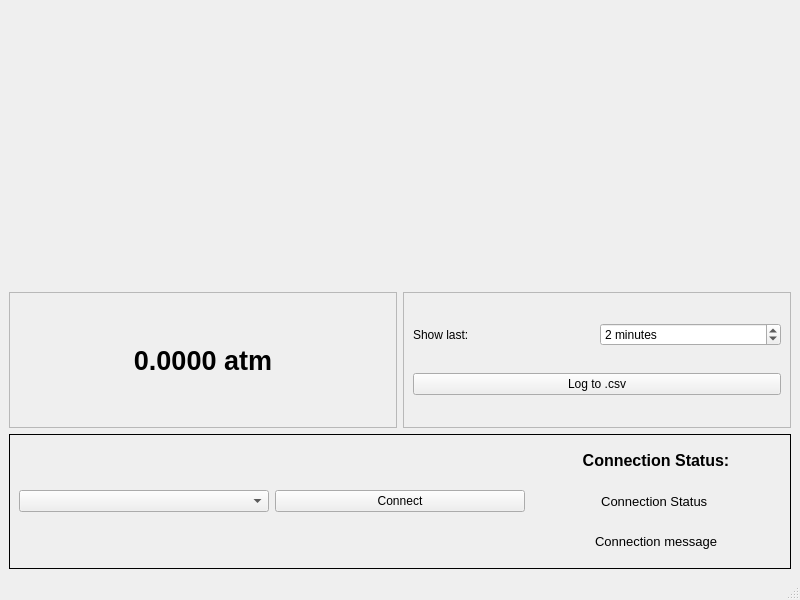
Before: the Qt Designer form app/ui/mainwindow.ui in SpencerMarquardt/PressureLogger, drawn with Qt 5.
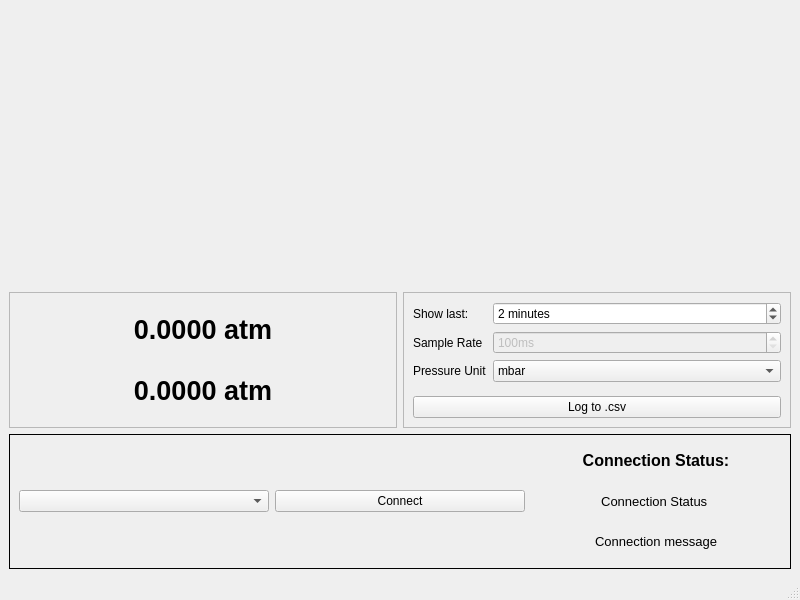
After: the same form once the commit is applied. Custom widgets are drawn as their Qt base class.

Commit message:
Update model view and display 2 pressures
This all works well enough

What changed in the file:
```diff
--- a/app/ui/mainwindow.ui
+++ b/app/ui/mainwindow.ui
@@ -32,7 +32,23 @@
           </property>
           <layout class="QVBoxLayout" name="verticalLayout">
            <item>
-            <widget class="QLabel" name="pressureDisplay">
+            <widget class="QLabel" name="pressureDisplay_0">
+             <property name="font">
+              <font>
+               <pointsize>20</pointsize>
+               <bold>true</bold>
+              </font>
+             </property>
+             <property name="text">
+              <string>0.0000 atm</string>
+             </property>
+             <property name="alignment">
+              <set>Qt::AlignCenter</set>
+             </property>
+            </widget>
+           </item>
+           <item>
+            <widget class="QLabel" name="pressureDisplay_1">
              <property name="font">
               <font>
                <pointsize>20</pointsize>
@@ -60,15 +76,15 @@
           </property>
           <layout class="QVBoxLayout" name="verticalLayout_4">
            <item>
-            <layout class="QHBoxLayout" name="horizontalLayout_2">
-             <item>
+            <layout class="QFormLayout" name="formLayout">
+             <item row="0" column="0">
               <widget class="QLabel" name="label_2">
                <property name="text">
                 <string>Show last:</string>
                </property>
               </widget>
              </item>
-             <item>
+             <item row="0" column="1">
               <widget class="QSpinBox" name="minutesSpinBox">
                <property name="buttonSymbols">
                 <enum>QAbstractSpinBox::UpDownArrows</enum>
@@ -84,6 +100,50 @@
                </property>
               </widget>
              </item>
+             <item row="1" column="0">
+              <widget class="QLabel" name="sampleRateLabel">
+               <property name="text">
+                <string>Sample Rate</string>
+               </property>
+              </widget>
+             </item>
+             <item row="1" column="1">
+              <widget class="QSpinBox" name="sampleRateSpinBox">
+               <property name="enabled">
+                <bool>false</bool>
+               </property>
+               <property name="suffix">
+                <string>ms</string>
+               </property>
+               <property name="minimum">
+                <number>100</number>
+               </property>
+               <property name="maximum">
+                <number>5000</number>
+               </property>
+              </widget>
+             </item>
+             <item row="2" column="0">
+              <widget class="QLabel" name="pressureUnitLabel">
+               <property name="text">
+                <string>Pressure Unit</string>
+               </property>
+              </widget>
+             </item>
+             <item row="2" column="1">
+              <widget class="QComboBox" name="pressureUnitComboBox">
+               <item>
+                <property name="text">
+                 <string>mbar</string>
+                </property>
+               </item>
+               <item>
+                <property name="text">
+                 <string>torr</string>
+                </property>
+               </item>
+              </widget>
+             </item>
             </layout>
            </item>
            <item>
```
The commit also changes 4 other files.
